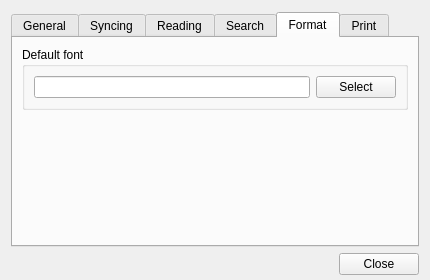
Qt form src/ui/wizpreferencedialog.ui (WizTeam/WizQTClient) before a commit.
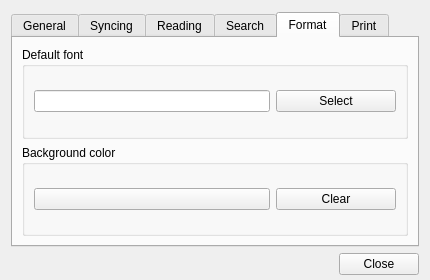
The same form after that commit. The open tabs and pages were chosen to show the change.

Commit message: 选择markdown笔记渲染样式

Diff of the .ui file:
```diff
--- a/src/ui/wizpreferencedialog.ui
+++ b/src/ui/wizpreferencedialog.ui
@@ -355,19 +355,9 @@
         </widget>
        </item>
        <item>
-        <widget class="QGroupBox" name="groupBox_4">
-         <property name="title">
-          <string>Background color</string>
-         </property>
-         <layout class="QHBoxLayout" name="horizontalLayout_4">
+        <layout class="QHBoxLayout" name="horizontalLayout_5">
           <item>
-           <widget class="QPushButton" name="pushButtonBackgroundColor">
-            <property name="minimumSize">
-             <size>
-              <width>126</width>
-              <height>0</height>
-             </size>
-            </property>
+          <widget class="QPushButton" name="pushButtonChoseMarkdwonTemplate">
             <property name="text">
              <string/>
             </property>
@@ -394,7 +384,6 @@
            </spacer>
           </item>
          </layout>
-        </widget>
        </item>
       </layout>
      </widget>
@@ -456,13 +445,13 @@
       <attribute name="title">
        <string>Format</string>
       </attribute>
-      <layout class="QVBoxLayout" name="verticalLayout_6">
+      <layout class="QVBoxLayout" name="verticalLayout_7">
        <item>
         <widget class="QGroupBox" name="groupBox">
          <property name="title">
           <string>Default font</string>
          </property>
-         <layout class="QVBoxLayout" name="verticalLayout_7">
+         <layout class="QVBoxLayout" name="verticalLayout_6">
           <item>
            <layout class="QHBoxLayout" name="horizontalLayout_2">
             <item>
@@ -483,6 +472,12 @@
             </item>
             <item>
              <widget class="QPushButton" name="buttonFontSelect">
+              <property name="minimumSize">
+               <size>
+                <width>120</width>
+                <height>0</height>
+               </size>
+              </property>
               <property name="text">
                <string>Select</string>
               </property>
@@ -497,17 +492,42 @@
         </widget>
        </item>
        <item>
-        <spacer name="verticalSpacer_3">
-         <property name="orientation">
-          <enum>Qt::Vertical</enum>
+        <widget class="QGroupBox" name="groupBox_4">
+         <property name="title">
+          <string>Background color</string>
          </property>
-         <property name="sizeHint" stdset="0">
+         <layout class="QHBoxLayout" name="horizontalLayout_4">
+          <item>
+           <widget class="QPushButton" name="pushButtonBackgroundColor">
+            <property name="sizePolicy">
+             <sizepolicy hsizetype="Expanding" vsizetype="Fixed">
+              <horstretch>0</horstretch>
+              <verstretch>0</verstretch>
+             </sizepolicy>
+            </property>
+            <property name="text">
+             <string/>
+            </property>
+            <property name="autoDefault">
+             <bool>true</bool>
+            </property>
+           </widget>
+          </item>
+          <item>
+           <widget class="QPushButton" name="pushButtonClearBackground">
+            <property name="minimumSize">
           <size>
-           <width>20</width>
-           <height>40</height>
-          </size>
-         </property>
-        </spacer>
+              <width>120</width>
+              <height>0</height>
+             </size>
+            </property>
+            <property name="text">
+             <string>Clear</string>
+            </property>
+           </widget>
+          </item>
+         </layout>
+        </widget>
        </item>
       </layout>
      </widget>
```
Left out of the diff: 11 changed lines with no effect on the pictures. Lines whose indentation alone changed are shown as unchanged. The commit also changes 2 other files.
